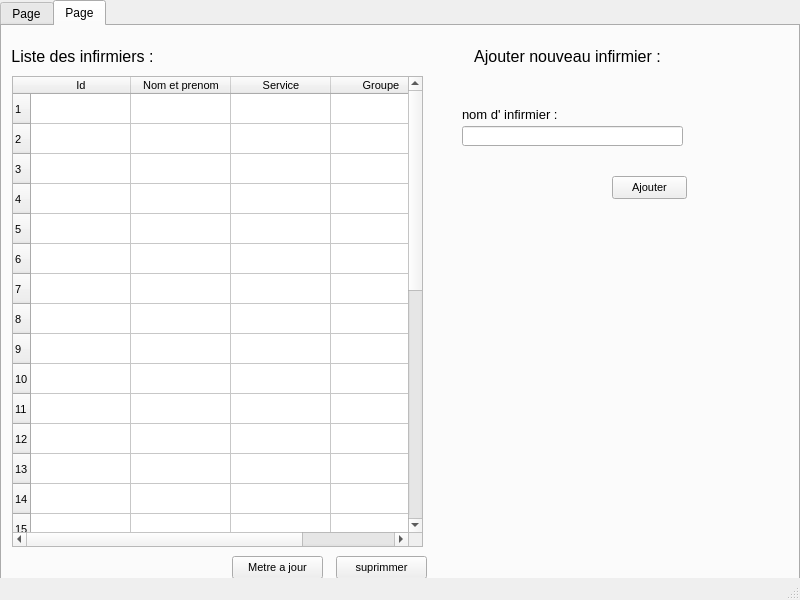
First picture: the form in ui/labo.ui, repository otmanLAHRECHE/EPSP_Garde_Project, before the edit.
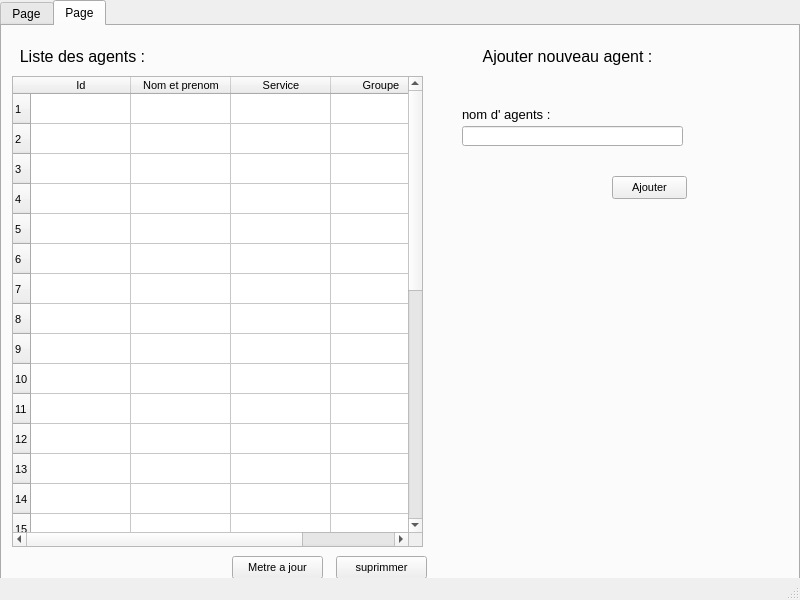
Second picture: the form after the edit. The open tabs and pages were chosen to show the change. Icons and pictures are not drawn.

What changed in the file:
```diff
--- a/ui/labo.ui
+++ b/ui/labo.ui
@@ -298,7 +298,7 @@
        </font>
       </property>
       <property name="text">
-       <string>Ajouter nouveau infirmier :</string>
+       <string>Ajouter nouveau agent :</string>
       </property>
       <property name="alignment">
        <set>Qt::AlignCenter</set>
@@ -332,7 +332,7 @@
        </font>
       </property>
       <property name="text">
-       <string>nom d' infirmier :</string>
+       <string>nom d' agents :</string>
       </property>
      </widget>
      <widget class="QLineEdit" name="lineEdit">
@@ -360,7 +360,7 @@
        </font>
       </property>
       <property name="text">
-       <string>Liste des infirmiers :</string>
+       <string>Liste des agents :</string>
       </property>
       <property name="alignment">
        <set>Qt::AlignCenter</set>
```
